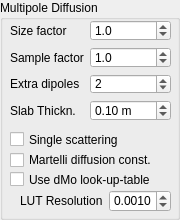
This is src/qtgui/multipoleBSSRDFWidget.ui in tomka/mitsuba-renderer as Qt 5 draws it before an edit. The edited form follows.
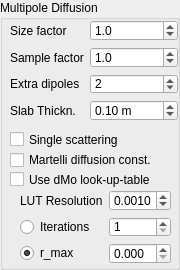
This is the edited form.

```diff
--- a/src/qtgui/multipoleBSSRDFWidget.ui
+++ b/src/qtgui/multipoleBSSRDFWidget.ui
@@ -7,19 +7,19 @@
     <x>0</x>
     <y>0</y>
     <width>180</width>
-    <height>220</height>
+    <height>270</height>
    </rect>
   </property>
   <property name="minimumSize">
    <size>
     <width>180</width>
-    <height>220</height>
+    <height>270</height>
    </size>
   </property>
   <property name="maximumSize">
    <size>
     <width>16777215</width>
-    <height>220</height>
+    <height>270</height>
    </size>
   </property>
   <property name="windowTitle">
@@ -33,7 +33,7 @@
     <rect>
      <x>10</x>
      <y>20</y>
-     <width>161</width>
+     <width>168</width>
      <height>101</height>
     </rect>
    </property>
@@ -182,30 +182,14 @@
     <rect>
      <x>20</x>
      <y>190</y>
-     <width>153</width>
-     <height>22</height>
+     <width>156</width>
+     <height>74</height>
     </rect>
    </property>
    <layout class="QFormLayout" name="formLayout">
-    <item row="0" column="1">
-     <widget class="QDoubleSpinBox" name="lutResolutionSpinBox">
-      <property name="maximumSize">
-       <size>
-        <width>62</width>
-        <height>16777215</height>
-       </size>
-      </property>
-      <property name="decimals">
-       <number>4</number>
-      </property>
-      <property name="singleStep">
-       <double>0.001000000000000</double>
-      </property>
-      <property name="value">
-       <double>0.001000000000000</double>
-      </property>
-     </widget>
-    </item>
+    <property name="fieldGrowthPolicy">
+     <enum>QFormLayout::AllNonFixedFieldsGrow</enum>
+    </property>
     <item row="0" column="0">
      <widget class="QLabel" name="lutLabel">
       <property name="text">
@@ -213,6 +197,77 @@
       </property>
      </widget>
     </item>
+    <item row="0" column="1">
+     <widget class="QDoubleSpinBox" name="lutResolutionSpinBox">
+      <property name="maximumSize">
+       <size>
+        <width>62</width>
+        <height>16777215</height>
+       </size>
+      </property>
+      <property name="decimals">
+       <number>4</number>
+      </property>
+      <property name="singleStep">
+       <double>0.001000000000000</double>
+      </property>
+      <property name="value">
+       <double>0.001000000000000</double>
+      </property>
+     </widget>
+    </item>
+    <item row="1" column="0">
+     <widget class="QRadioButton" name="lutMCRadioButton">
+      <property name="toolTip">
+       <string>Iterations for Monte-Carlo integration of Rd</string>
+      </property>
+      <property name="text">
+       <string>Iterations</string>
+      </property>
+     </widget>
+    </item>
+    <item row="1" column="1">
+     <widget class="QSpinBox" name="lutIterationsSpinBox">
+      <property name="maximumSize">
+       <size>
+        <width>62</width>
+        <height>16777215</height>
+       </size>
+      </property>
+      <property name="minimum">
+       <number>1</number>
+      </property>
+      <property name="maximum">
+       <number>1000000</number>
+      </property>
+     </widget>
+    </item>
+    <item row="2" column="0">
+     <widget class="QRadioButton" name="lutRMaxRadioButton">
+      <property name="text">
+       <string>r_max</string>
+      </property>
+      <property name="checked">
+       <bool>true</bool>
+      </property>
+     </widget>
+    </item>
+    <item row="2" column="1">
+     <widget class="QDoubleSpinBox" name="lutRMaxSpinBox">
+      <property name="maximumSize">
+       <size>
+        <width>62</width>
+        <height>16777215</height>
+       </size>
+      </property>
+      <property name="decimals">
+       <number>3</number>
+      </property>
+      <property name="singleStep">
+       <double>0.010000000000000</double>
+      </property>
+     </widget>
+    </item>
    </layout>
   </widget>
  </widget>
```
